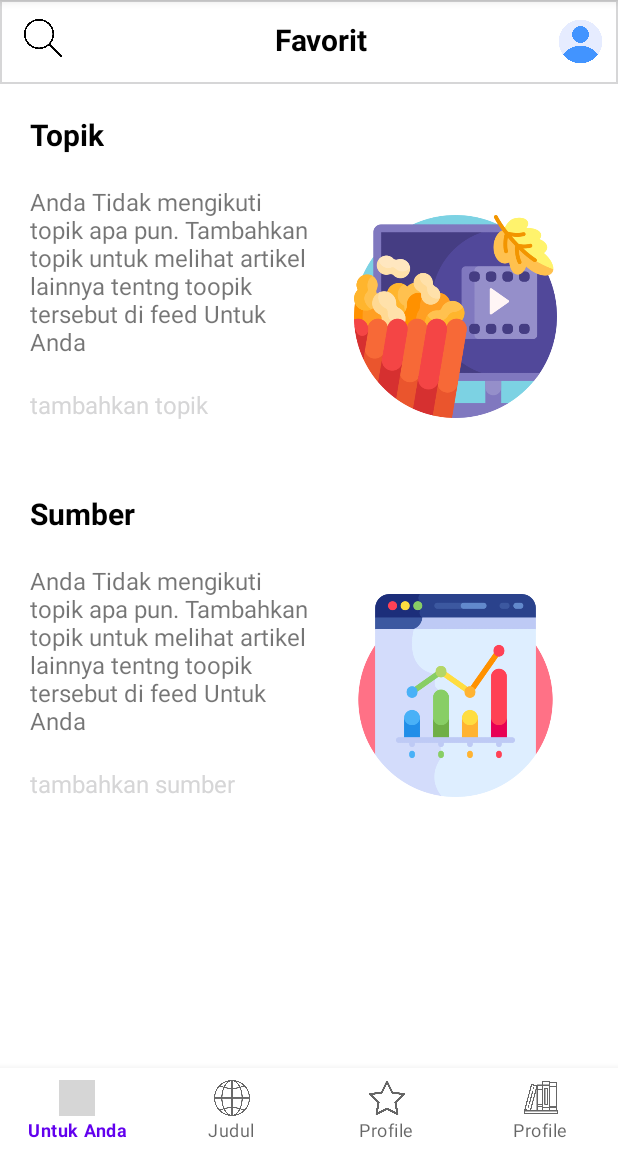
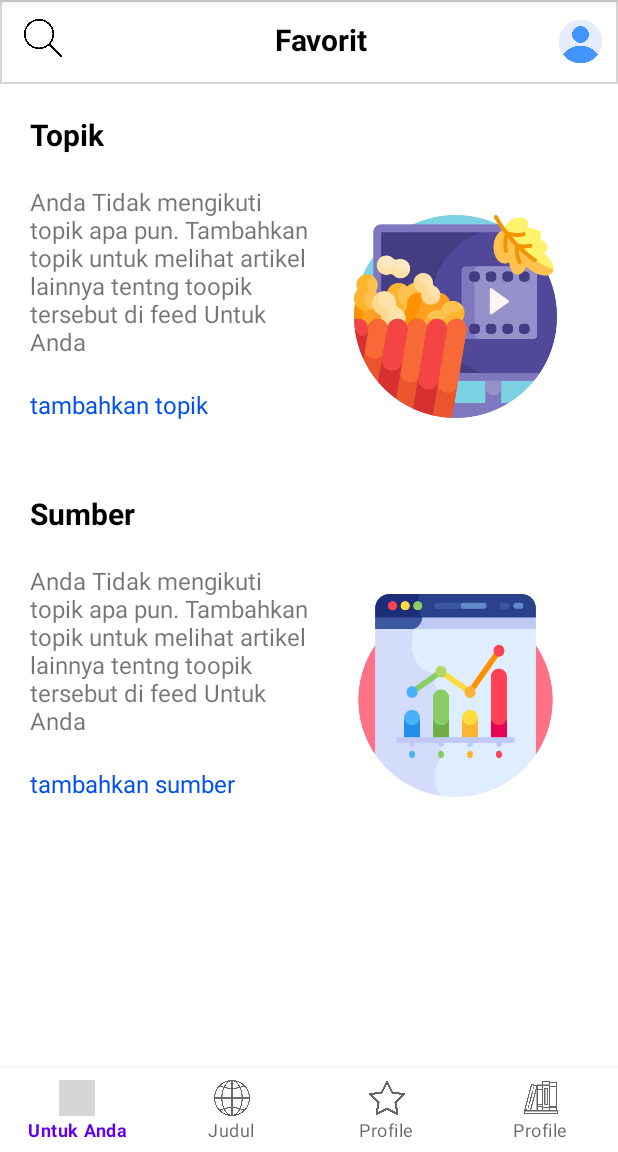
Before and after one commit to ridiculousigit/KelompokTiga, an Android app: the lana_activity screen opened directly, with no data from a screen before it, on a phone screen of 412 x 824 dp, the part 84-1236 px from its top. Run offline under Robolectric (Android 15) with nearby library versions, the phone set to English and light mode, and no system bars; grey boxes are pictures that could not be loaded.

Commit message:
layout_lana_satu_revisi

```diff
--- a/app/src/main/res/layout/layout_lana.xml
+++ b/app/src/main/res/layout/layout_lana.xml
@@ -94,7 +94,7 @@
                 android:layout_marginTop="20dp"
                 android:layout_marginLeft="@dimen/dp10"
                 android:text="tambahkan topik"
-                android:textColor="@color/bttn"
+                android:textColor="@color/blue"
                 android:textSize="16dp"/>
 
         </LinearLayout>
@@ -163,7 +163,7 @@
                 android:layout_marginTop="20dp"
                 android:layout_marginLeft="@dimen/dp10"
                 android:text="tambahkan sumber"
-                android:textColor="@color/bttn"
+                android:textColor="@color/blue"
                 android:textSize="16dp"/>
 
         </LinearLayout>
```
